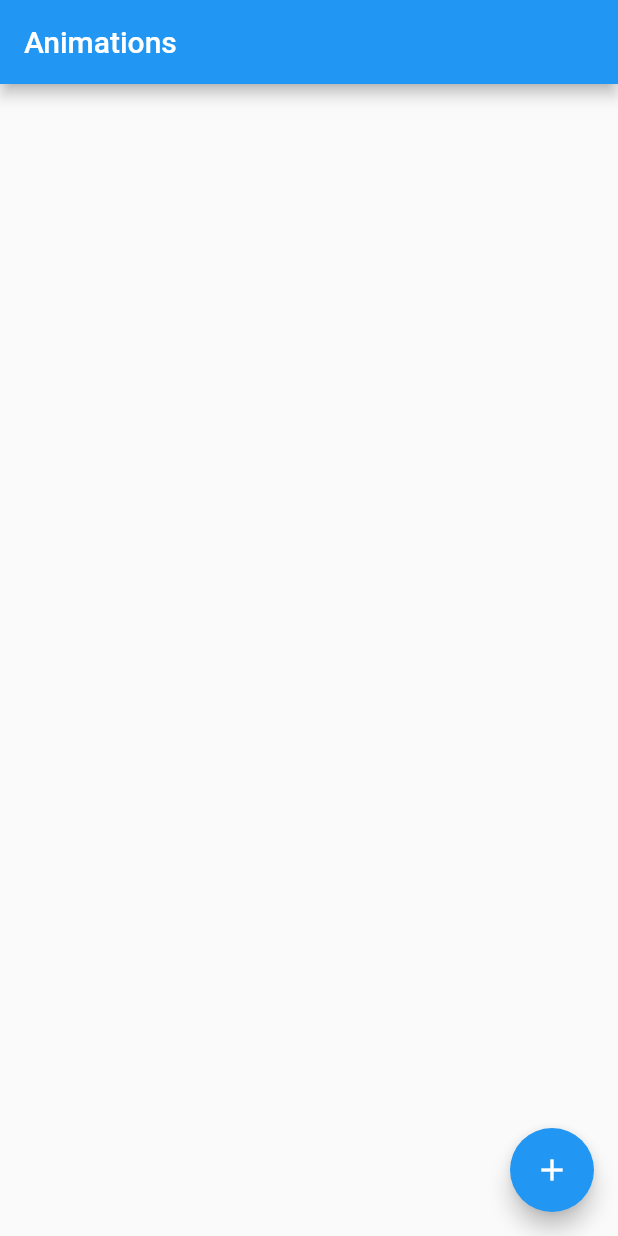
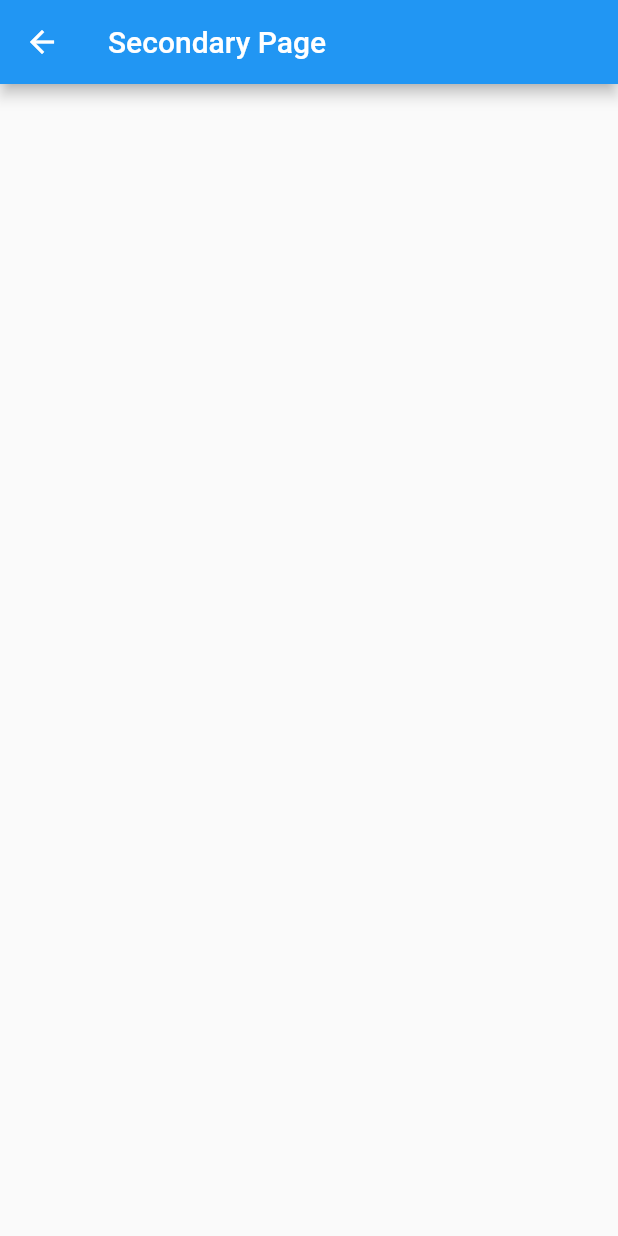
Before and after one commit to flutterfeb/animations_flutter, a Flutter app: the screen it shows after launch, after a tap on the "add" icon, on a phone screen of 412 x 824 dp. Run offline on Flutter 3.47's test engine with Material 2 defaults, Android fonts, the phone set to English and light mode, and no system bars.

Commit message:
navigator added to a secondary page

```diff
--- a/lib/res/home_page.dart
+++ b/lib/res/home_page.dart
@@ -1,3 +1,4 @@
+import 'package:animations/res/secondary_page.dart';
 import 'package:flutter/material.dart';
 
 const Duration duration = Duration(
@@ -13,52 +14,22 @@ class MyHomePage extends StatefulWidget {
 }
 
 class _MyHomePageState extends State<MyHomePage> with TickerProviderStateMixin {
-//  bool isFirstVisible;
-//
-//  @override
-//  void initState() {
-//    super.initState();
-//
-//    isFirstVisible = true;
-//  }
-
   @override
   Widget build(BuildContext context) {
     return new Scaffold(
       appBar: new AppBar(
         title: new Text(widget.title),
       ),
-      body: new Center(
-//        child: AnimatedCrossFade(
-////          layoutBuilder: (Widget firstChild, Key firstChildKey, Widget secondChild, Key secondChildKey,){
-////
-////            return Stack(
-////              alignment: Alignment.center,
-////              children: <Widget>[
-////                firstChild,
-////                secondChild,
-////              ],
-////            );
-////
-////          },
-//            firstChild: FlutterLogo(
-//              size: 100.0,
-//            ),
-//            secondChild: Container(
-//              color: Colors.purple,
-//              height: 200.0,
-//              width: 150.0,
-//            ),
-//            crossFadeState: isFirstVisible
-//                ? CrossFadeState.showFirst
-//                : CrossFadeState.showSecond,
-//            duration: duration,
-//        ),
-      ),
+      body: new Center(),
       floatingActionButton: new FloatingActionButton(
         onPressed: () {
-//          isFirstVisible = !isFirstVisible;
-//          setState(() {});
+          Navigator.of(context).push(
+            MaterialPageRoute(
+              builder: (BuildContext context) {
+                return SecondaryPage(title: 'Secondary Page',);
+              },
+            ),
+          );
         },
         tooltip: 'Animate',
         child: new Icon(Icons.add),
--- /dev/null
+++ b/lib/res/secondary_page.dart
@@ -0,0 +1,18 @@
+import 'package:flutter/material.dart';
+
+
+class SecondaryPage extends StatelessWidget {
+  SecondaryPage({Key key, this.title}) : super(key: key);
+  final String title;
+
+  @override
+  Widget build(BuildContext context) {
+    return new Scaffold(
+      appBar: new AppBar(
+        title: new Text(title),
+      ),
+      body: new Center(
+      ),
+    );
+  }
+}
```
